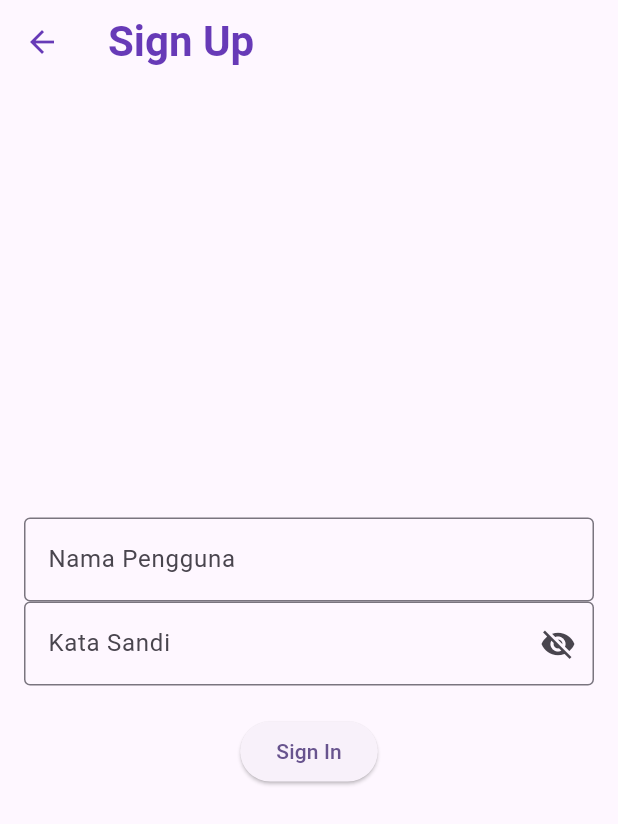
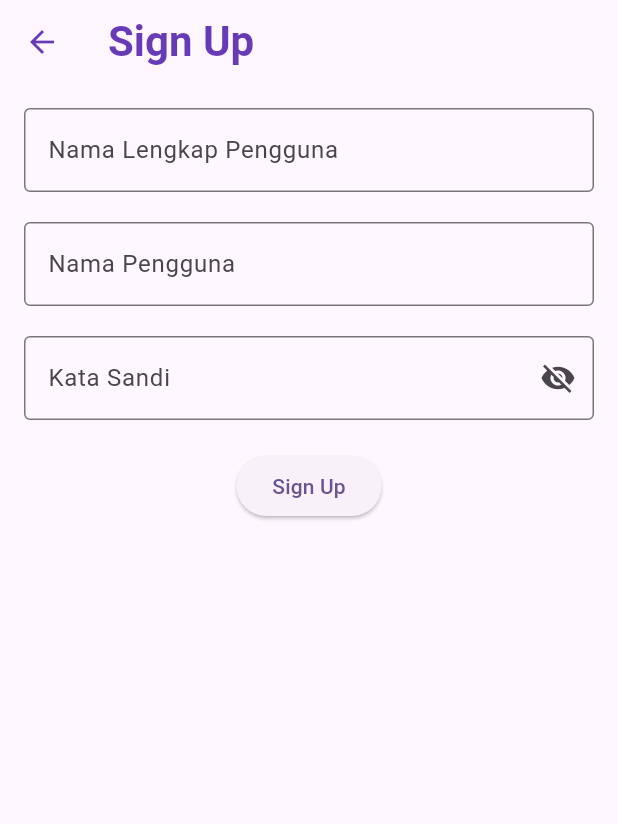
Before and after one commit to RafaAldera/wisata_candi_Rafa, a Flutter app: the SignUpScreen screen opened directly, on a phone screen of 412 x 824 dp. Shown: the top 824 px of the screen. Run offline on Flutter 3.47's test engine with Material 3 defaults, Android fonts, the phone set to English and light mode, and no system bars; our stand-ins replace cached_network_image, shared_preferences; missing offline and left inert: encrypt; accounts and stored records are empty.

Commit message:
Update sign_up_screens.dart

```diff
--- a/lib/screens/sign_up_screens.dart
+++ b/lib/screens/sign_up_screens.dart
@@ -1,4 +1,8 @@
+
 import 'package:flutter/material.dart';
+import 'package:flutter/gestures.dart';
+import 'package:shared_preferences/shared_preferences.dart';
+import 'package:encrypt/encrypt.dart' as encrypt;
 
 class SignUpScreen extends StatefulWidget {
   SignUpScreen({super.key});
@@ -8,35 +12,100 @@ class SignUpScreen extends StatefulWidget {
 }
 
 class _SignUpScreenState extends State<SignUpScreen> {
-  //todo 1.deklarasi variable
+  // TODO: 1. Deklarasikan variabel
   final TextEditingController _usernameController = TextEditingController();
+  final TextEditingController _fullnameController = TextEditingController();
   final TextEditingController _passwordController = TextEditingController();
 
-  String _errorText = "";
+  String _errorText = '';
 
-  bool _isSignedUp = false;
+  bool _isSignedIn = false;
 
   bool _obscurePassword = true;
+
+  //TODO: 1.Membuat method _signUp
+  void _signUp()async {
+    final SharedPreferences prefs = await SharedPreferences.getInstance();
+    final String name = _fullnameController.text.trim();
+    final String username = _usernameController.text.trim();
+    final String password = _passwordController.text.trim();
+
+    if (password.length < 8 ||
+        !password.contains(RegExp(r'[A-Z]')) ||
+        !password.contains(RegExp(r'[a-z]')) ||
+        !password.contains(RegExp(r'[0-9]')) ||
+        !password.contains(RegExp(r'[!@#\\\$%^&*(),.?":{}|<>]'))) {
+      setState(() {
+        _errorText =
+        'Minimal 8 karakter, kombinasi [A-Z], [a-z], [0-9], [!@#\\\$%^&*(),.?":{}|<>]';
+      });
+      return;
+    }
+    if(name.isNotEmpty && username.isNotEmpty && password.isNotEmpty) {
+      final encrypt.Key key = encrypt.Key.fromLength(32);
+      final iv = encrypt.IV.fromLength(16);
+
+      final encrypter = encrypt.Encrypter(encrypt.AES(key));
+      final encryptedName = encrypter.encrypt(name,iv:iv);
+      final encryptedUsername = encrypter.encrypt(username,iv:iv);
+      final encryptedPassword = encrypter.encrypt(password,iv:iv);
+
+      prefs.setString('fulname', encryptedName.base64);
+      prefs.setString('password', encryptedPassword.base64);
+      prefs.setString('username', encryptedUsername.base64);
+      prefs.setString('key', key.base64);
+      prefs.setString('iv', iv.base64);
+    }
+    // //simpan data pengguna di SharedPreferences
+    // prefs.setString('fulname', name);
+    // prefs.setString('username', username);
+    // prefs.setString('password', password);
+
+    //buat navigasi ke SignInScreen
+    Navigator.pushReplacementNamed(context, '/signin');
+  }
+
+  //   print('* Sign Up berhasil!');
+  //   print('Nama: $name');
+  //   print('Nama Pengguna: $username');
+  //   print('Password: $password');
+  // }
+
+  //TODO: 2.Membuat method dispose
+  @override
+  void dispose(){
+    //TODO: Implement dispose
+    _fullnameController.dispose();
+    _usernameController.dispose();
+    _passwordController.dispose();
+    super.dispose();
+  }
 
   @override
   Widget build(BuildContext context) {
     return Scaffold(
-      //todo 2.appbar
-      appBar: AppBar(
-        title: Text("Sign Up"),
-      ),
-      //todo 3.body
-      body: Center(
-        child: SingleChildScrollView(
+      // TODO: 2. Pasang AppBar
+      appBar: AppBar(title: Text('Sign Up')),
+      // TODO: 3. Pasang body
+      body: SingleChildScrollView(
+        child: Center(
           child: Padding(
             padding: const EdgeInsets.all(16),
             child: Form(
                 child: Column(
-                //todo 4. main and cross
+                  // TODO: 4. Atur mainAxisAlignment dan crossAxisAlignment
                   mainAxisAlignment: MainAxisAlignment.center,
                   crossAxisAlignment: CrossAxisAlignment.center,
                   children: [
-                  //todo 5 textformfeild username
+                    TextFormField(
+                      controller: _fullnameController,
+                      decoration: InputDecoration(
+                        labelText: "Nama Lengkap Pengguna",
+                        border: OutlineInputBorder(),
+                      ),
+                    ),
+                    // TODO: 6. Pasang TextFormField Nama Pengguna
+                    SizedBox(height: 20),
                     TextFormField(
                       controller: _usernameController,
                       decoration: InputDecoration(
@@ -44,12 +113,13 @@ class _SignUpScreenState extends State<SignUpScreen> {
                         border: OutlineInputBorder(),
                       ),
                     ),
-                  //todo 6 textfromfeild crate password
+                    // TODO: 7. Pasang TextFormField Kata Sandi
+                    SizedBox(height: 20),
                     TextFormField(
                       controller: _passwordController,
                       decoration: InputDecoration(
+                        labelText: "Kata Sandi",
                         errorText: _errorText.isNotEmpty ? _errorText : null,
-                      labelText: "Kata Sandi",
                         border: OutlineInputBorder(),
                         suffixIcon: IconButton(
                           onPressed: () {
@@ -57,23 +127,18 @@ class _SignUpScreenState extends State<SignUpScreen> {
                               _obscurePassword = ! _obscurePassword;
                             });
                           },
-                        icon: Icon(_obscurePassword
-                            ? Icons.visibility_off
-                            : Icons.visibility),
+                          icon: Icon(
+                            _obscurePassword ? Icons.visibility_off : Icons.visibility,
+                          ),
                         ),
                       ),
                       obscureText: _obscurePassword,
                     ),
-                  //todo 7 elavated button
-                  SizedBox(
-                    height: 20,
-                  ),
-                  ElevatedButton(onPressed: () {}, child: Text("Sign In")),
-                  //todo 8 TextButton sign Up
-                  SizedBox(height: 10,),
+                    // TODO: 8. Pasang ElevatedButton Sign In
+                    SizedBox(height: 20),
+                    ElevatedButton(onPressed: () {}, child: Text('Sign Up')),
                   ],
-              ),
-            ),
+                )),
           ),
         ),
       ),
```
Lines whose indentation alone changed are shown as unchanged.
